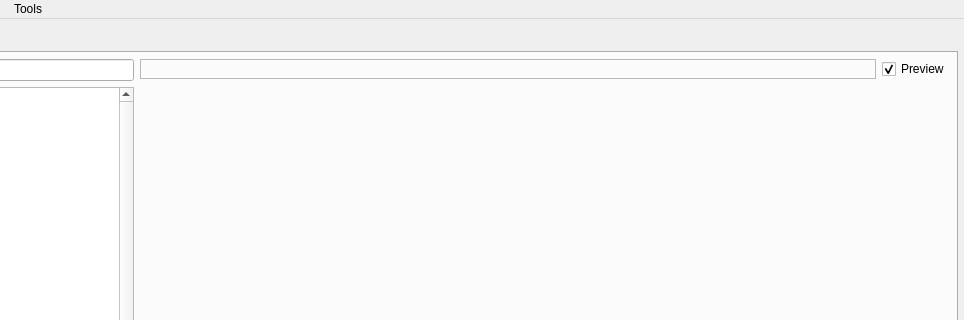
Before: the Qt Designer form mainwindow.ui in gbizzotto/eptg, drawn with Qt 5; both pictures show x 130 to 1094 and y 0 to 320 of the 1094 by 743 pixel window.
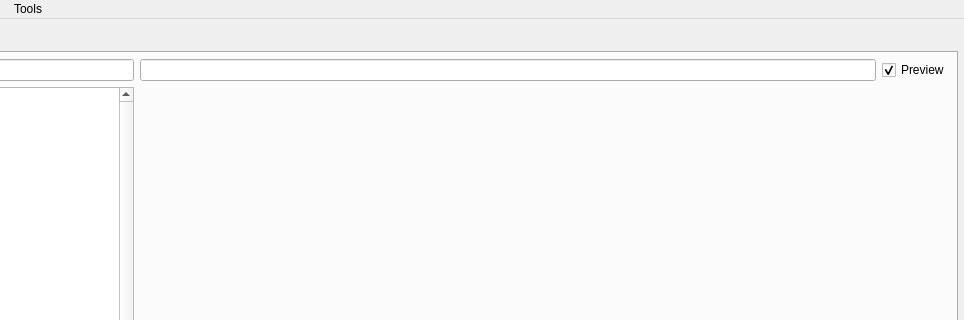
After: the same form once the commit is applied. Icons and pictures are not drawn. Custom widgets are drawn as their Qt base class.

What changed in the file:
```diff
--- a/mainwindow.ui
+++ b/mainwindow.ui
@@ -134,21 +134,9 @@
              <enum>QLayout::SetMinimumSize</enum>
             </property>
             <item>
-             <widget class="QLabel" name="fullpathLabel">
-              <property name="sizePolicy">
-               <sizepolicy hsizetype="Ignored" vsizetype="Preferred">
-                <horstretch>0</horstretch>
-                <verstretch>0</verstretch>
-               </sizepolicy>
-              </property>
-              <property name="frameShape">
-               <enum>QFrame::StyledPanel</enum>
-              </property>
-              <property name="text">
-               <string/>
-              </property>
-              <property name="alignment">
-               <set>Qt::AlignRight|Qt::AlignTrailing|Qt::AlignVCenter</set>
+             <widget class="QLineEdit" name="pathEdit">
+              <property name="focusPolicy">
+               <enum>Qt::ClickFocus</enum>
               </property>
              </widget>
             </item>
```
Left out of the diff: 9 changed lines with no effect on the pictures.
